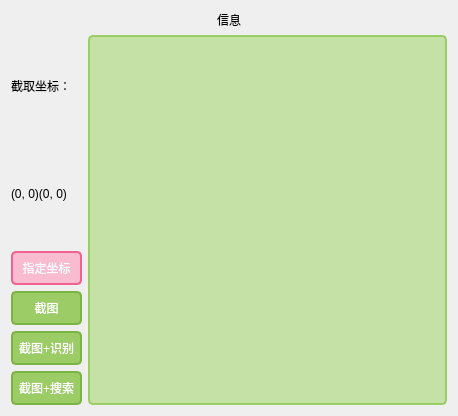
Old version of the form ui.ui in the repository TaylorAndTony/PhoneImageOCR.
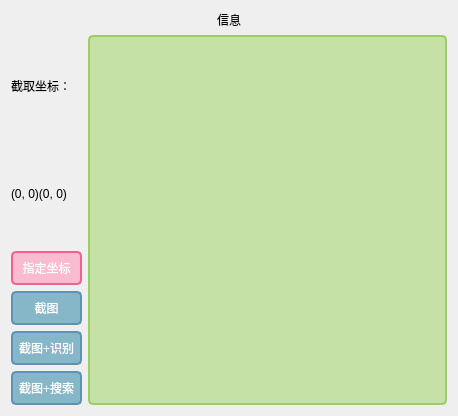
New version of the form.

What changed in the file:
```diff
--- a/ui.ui
+++ b/ui.ui
@@ -31,14 +31,14 @@
 }
 
 
-/* 绿色按钮 */
+/* buttons */
 QPushButton
 {
   font: 14pt &quot;Microsoft YaHei UI&quot;;
-  background-color:#9ccc65;
-  border:2px solid #7cb342;
+  background-color:rgb(134,183,200);
+  border:2px solid #5F92B2;
   border-radius:5px;
-  color: white;
+  color:white;
   padding: 6px 6px
 }
 QPushButton:hover
```
Left out of the diff: 8 changed lines with no effect on the pictures.
